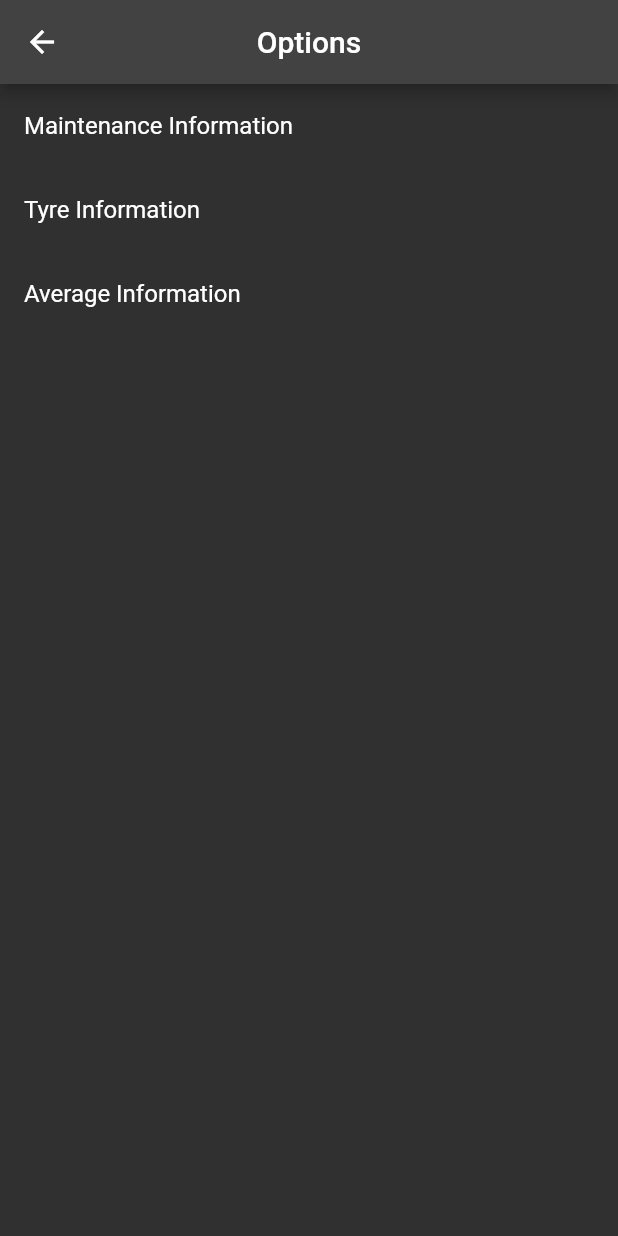
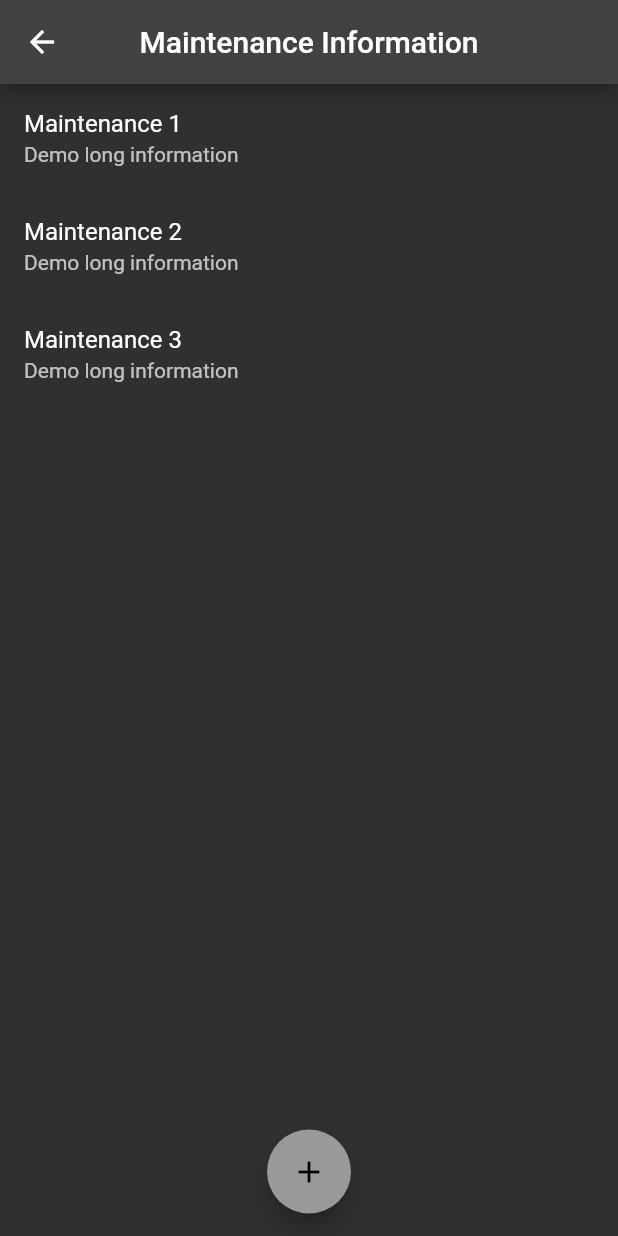
Before and after one commit to Imsurajr/SiteGenius, a Flutter app: the OptionsScreen screen opened directly, after a tap on "Maintenance Information", on a phone screen of 412 x 824 dp. Run offline on Flutter 3.47's test engine with Material 2 defaults, Android fonts, the phone set to English and light mode, and no system bars.

Commit message:
Vehicle option's functionality added.

```diff
--- /dev/null
+++ b/lib/screens/selectedVehicleScreen.dart
@@ -0,0 +1,148 @@
+import 'package:flutter/material.dart';
+
+class selectedVehicle extends StatefulWidget {
+  selectedVehicle({required this.appBarTitle, required this.optionNumber});
+  final String appBarTitle;
+  final int optionNumber;
+  TextEditingController _addInformationTitle = TextEditingController();
+  TextEditingController _addInformationDesc = TextEditingController();
+  List<String> MI = ['Maintenance 1', 'Maintenance 2', 'Maintenance 3'];
+  List<String> TI = ['Tyre changed 1', 'Tyre changed 2', 'Tyre changed 3'];
+  List<String> AI = ['Average 1', 'Average 2', 'Average 3'];
+  List<String> details = [
+    "Demo long information",
+    "Demo long information",
+    "pepepepooo",
+    "pepeopop"
+  ];
+  @override
+  State<selectedVehicle> createState() => _selectedVehicleState();
+}
+
+class _selectedVehicleState extends State<selectedVehicle> {
+  @override
+  Widget build(BuildContext context) {
+    List<String> selectedList = getSelectedList(widget.optionNumber);
+
+    return Scaffold(
+      appBar: AppBar(
+        centerTitle: true,
+        title: Text(
+          widget.appBarTitle,
+          style: TextStyle(fontWeight: FontWeight.w500),
+        ),
+      ),
+      body: Column(
+        children: [
+          Expanded(
+            child: ListView.builder(
+              physics: BouncingScrollPhysics(),
+              itemCount: selectedList.length,
+              itemBuilder: (BuildContext context, int index) {
+                return ListTile(
+                  title: Text(selectedList[index]),
+                  subtitle: Text("Demo long information"),
+                );
+              },
+            ),
+          ),
+          Padding(
+            padding: EdgeInsets.only(bottom: 15),
+            child: FloatingActionButton(
+              onPressed: () {
+                _display(context);
+              },
+              backgroundColor: Color(0xff999999),
+              child: Icon(Icons.add),
+            ),
+          )
+        ],
+      ),
+    );
+  }
+
+  Future<dynamic> _display(BuildContext context) async {
+    return showDialog(
+        context: context,
+        builder: (BuildContext context) {
+          return AlertDialog(
+            backgroundColor: Color(0xFF999999),
+            title: Text(
+              "Add New ${widget.appBarTitle}",
+              style: TextStyle(color: Colors.black),
+            ),
+            content: Column(
+              mainAxisSize: MainAxisSize.min,
+              children: [
+                TextField(
+                  controller: widget._addInformationTitle,
+                  decoration: InputDecoration(
+                      enabledBorder: OutlineInputBorder(
+                          borderSide: BorderSide(color: Colors.black)),
+                      focusedBorder: OutlineInputBorder(
+                          borderSide: BorderSide(color: Colors.black))),
+                  style: TextStyle(
+                    color: Color(0xff222222),
+                    fontSize: 20,
+                    fontWeight: FontWeight.w500,
+                  ),
+                ),
+                SizedBox(
+                  height: 10,
+                ),
+                TextField(
+                  controller: widget._addInformationDesc,
+                  decoration: InputDecoration(
+                      enabledBorder: OutlineInputBorder(
+                          borderSide: BorderSide(color: Colors.black))),
+                  style: TextStyle(
+                    color: Color(0xff222222),
+                    fontSize: 20,
+                    fontWeight: FontWeight.w500,
+                  ),
+                ),
+              ],
+            ),
+            actions: <Widget>[
+              ElevatedButton(
+                style: ButtonStyle(
+                  backgroundColor: MaterialStateProperty.all(Color(0xff222222)),
+                ),
+                child: Text('ADD'),
+                onPressed: () {
+                  Navigator.of(context).pop();
+                  String newInformation = (widget._addInformationTitle.text);
+                  String description = widget._addInformationDesc.text;
+                  setState(() {
+                    // getSelectedList(widget.optionNumber).add(newInformation);
+                    // getSelectedList(widget.optionNumber).sublist(start)
+                  });
+                },
+              ),
+              ElevatedButton(
+                style: ButtonStyle(
+                  backgroundColor: MaterialStateProperty.all(Color(0xff222222)),
+                ),
+                child: Text('CANCEL'),
+                onPressed: () {
+                  Navigator.of(context).pop();
+                },
+              )
+            ],
+          );
+        });
+  }
+
+  List<String> getSelectedList(int optionNumber) {
+    switch (optionNumber) {
+      case 1:
+        return widget.MI;
+      case 2:
+        return widget.TI;
+      case 3:
+        return widget.AI;
+      default:
+        return [];
+    }
+  }
+}
--- a/lib/screens/vehicleOptionsList.dart
+++ b/lib/screens/vehicleOptionsList.dart
@@ -1,10 +1,12 @@
 import 'package:flutter/material.dart';
+import 'package:rrconstruction/screens/selectedVehicleScreen.dart';
 
 List<String> vehicleOptions = [
   "Maintenance Information",
   "Tyre Information",
   "Average Information",
 ];
+
 class OptionsScreen extends StatelessWidget {
   @override
   Widget build(BuildContext context) {
@@ -19,7 +21,15 @@ class OptionsScreen extends StatelessWidget {
           return ListTile(
             title: Text(vehicleOptions[index]),
             onTap: () {
-              // Navigate to the selected option screen
+              Navigator.push(
+                context,
+                MaterialPageRoute(
+                  builder: (context) => selectedVehicle(
+                    appBarTitle: '${vehicleOptions[index]}',
+                    optionNumber: (index + 1),
+                  ),
+                ),
+              );
             },
           );
         },
```
